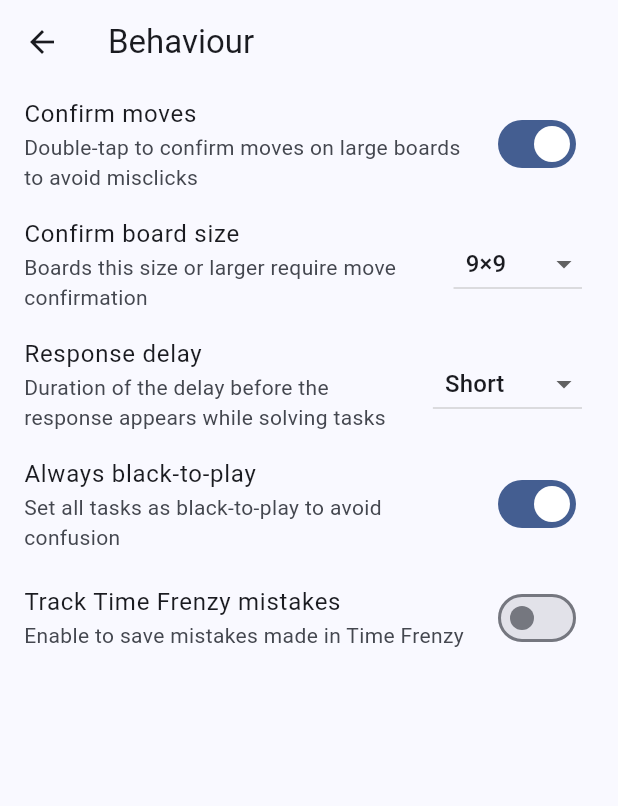
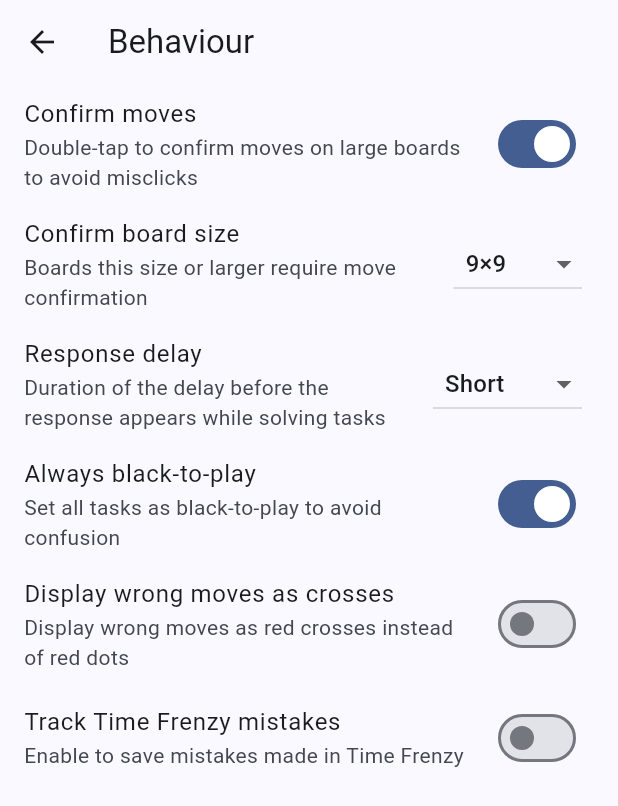
Before and after one commit to ale64bit/WeiqiHub, a Flutter app: the BehaviourSettingsPage screen opened by its route, on a phone screen of 412 x 824 dp. Shown: the top 806 px of the screen. Run offline on Flutter 3.47's test engine with Material 3 defaults, Android fonts, the phone set to English and light mode, and no system bars; our stand-ins replace device_info_plus, fast_immutable_collections, file_picker, flutter_slidable, package_info_plus, petitparser and 3 more; missing offline and left inert: animated_tree_view, extension_type_unions, flutter_soloud, sqlite3; accounts and stored records are empty; statements that could not run were skipped.

Commit message:
Option to show errors as crosses (solves tzumego issue on b/w devices) (#116)

```diff
--- a/lib/l10n/app_en.arb
+++ b/lib/l10n/app_en.arb
@@ -6,6 +6,8 @@
   "aiSensei": "AI Sensei",
   "alwaysBlackToPlay": "Always black-to-play",
   "alwaysBlackToPlayDesc": "Set all tasks as black-to-play to avoid confusion",
+  "showMoveErrorsAsCrosses": "Display wrong moves as crosses",
+  "showMoveErrorsAsCrossesDesc": "Display wrong moves as red crosses instead of red dots",
   "appearance": "Appearance",
   "autoCounting": "Auto counting",
   "autoMatch": "Auto-Match",
--- a/lib/l10n/app_es.arb
+++ b/lib/l10n/app_es.arb
@@ -6,6 +6,8 @@
   "aiSensei": "AI Sensei",
   "alwaysBlackToPlay": "Siempre juegan las negras",
   "alwaysBlackToPlayDesc": "Hace que en todos los problemas jueguen las negras para evitar confusión",
+  "showMoveErrorsAsCrosses": "Mostrar jugadas incorrectas como cruces",
+  "showMoveErrorsAsCrossesDesc": "Mostrar jugadas incorrectas como cruces rojas en lugar de puntos rojos",
   "appearance": "Apariencia",
   "autoCounting": "Conteo automático",
   "autoMatch": "Buscar partida",
--- a/lib/l10n/app_localizations.dart
+++ b/lib/l10n/app_localizations.dart
@@ -146,6 +146,18 @@ abstract class AppLocalizations {
   /// **'Set all tasks as black-to-play to avoid confusion'**
   String get alwaysBlackToPlayDesc;
 
+  /// No description provided for @showMoveErrorsAsCrosses.
+  ///
+  /// In en, this message translates to:
+  /// **'Display wrong moves as crosses'**
+  String get showMoveErrorsAsCrosses;
+
+  /// No description provided for @showMoveErrorsAsCrossesDesc.
+  ///
+  /// In en, this message translates to:
+  /// **'Display wrong moves as red crosses instead of red dots'**
+  String get showMoveErrorsAsCrossesDesc;
+
   /// No description provided for @appearance.
   ///
   /// In en, this message translates to:
--- a/lib/l10n/app_localizations_en.dart
+++ b/lib/l10n/app_localizations_en.dart
@@ -29,6 +29,13 @@ class AppLocalizationsEn extends AppLocalizations {
   @override
   String get alwaysBlackToPlayDesc =>
       'Set all tasks as black-to-play to avoid confusion';
+
+  @override
+  String get showMoveErrorsAsCrosses => 'Display wrong moves as crosses';
+
+  @override
+  String get showMoveErrorsAsCrossesDesc =>
+      'Display wrong moves as red crosses instead of red dots';
 
   @override
   String get appearance => 'Appearance';
--- a/lib/l10n/app_localizations_zh.dart
+++ b/lib/l10n/app_localizations_zh.dart
@@ -28,6 +28,12 @@ class AppLocalizationsZh extends AppLocalizations {
 
   @override
   String get alwaysBlackToPlayDesc => '永远执黑先行，防止混淆';
+
+  @override
+  String get showMoveErrorsAsCrosses => '显示错误着法为叉号';
+
+  @override
+  String get showMoveErrorsAsCrossesDesc => '将错误着法显示为红色叉号而非红色圆点';
 
   @override
   String get appearance => '外观';
--- a/lib/l10n/app_ro.arb
+++ b/lib/l10n/app_ro.arb
@@ -6,6 +6,8 @@
   "aiSensei": "AI Sensei",
   "alwaysBlackToPlay": "Întotdeauna negru la mutare",
   "alwaysBlackToPlayDesc": "Setează toate sarcinile ca fiind negru la mutare pentru a evita confuzia",
+  "showMoveErrorsAsCrosses": "Afișează mutările greșite ca cruci",
+  "showMoveErrorsAsCrossesDesc": "Afișează mutările greșite ca cruci roșii în loc de puncte roșii",
   "appearance": "Aspect",
   "autoCounting": "Numărare automată",
   "autoMatch": "Potrivire automată",
--- a/lib/l10n/app_ru.arb
+++ b/lib/l10n/app_ru.arb
@@ -6,6 +6,8 @@
   "aiSensei": "AI Sensei",
   "alwaysBlackToPlay": "Всегда ход чёрных",
   "alwaysBlackToPlayDesc": "Устанавливать все задачи как ход чёрных, чтобы избежать путаницы",
+  "showMoveErrorsAsCrosses": "Отображать неправильные ходы крестами",
+  "showMoveErrorsAsCrossesDesc": "Отображать неправильные ходы красными крестами вместо красных точек",
   "appearance": "Интерфейс",
   "autoCounting": "Автоподсчёт",
   "autoMatch": "Автоподбор",
--- a/lib/l10n/app_zh.arb
+++ b/lib/l10n/app_zh.arb
@@ -6,6 +6,8 @@
   "aiSensei": "AI Sensei",
   "alwaysBlackToPlay": "总是执黑先行",
   "alwaysBlackToPlayDesc": "永远执黑先行，防止混淆",
+  "showMoveErrorsAsCrosses": "显示错误着法为叉号",
+  "showMoveErrorsAsCrossesDesc": "将错误着法显示为红色叉号而非红色圆点",
   "appearance": "外观",
   "autoCounting": "自动点目",
   "autoMatch": "自动匹配",
--- a/lib/settings/behavior_settings_page.dart
+++ b/lib/settings/behavior_settings_page.dart
@@ -88,6 +88,17 @@ class _BehaviourSettingsPageState extends State<BehaviourSettingsPage> {
             ),
           ),
           ListTile(
+            title: Text(loc.showMoveErrorsAsCrosses),
+            subtitle: Text(loc.showMoveErrorsAsCrossesDesc),
+            trailing: Switch(
+              value: context.settings.showMoveErrorsAsCrosses,
+              onChanged: (value) {
+                context.settings.showMoveErrorsAsCrosses = value;
+                setState(() {});
+              },
+            ),
+          ),
+          ListTile(
             title: Text(loc.timeFrenzyMistakes),
             subtitle: Text(loc.timeFrenzyMistakesDesc),
             trailing: Switch(
--- a/lib/settings/settings.dart
+++ b/lib/settings/settings.dart
@@ -84,6 +84,13 @@ class Settings {
   set alwaysBlackToPlay(bool val) =>
       prefs.setBool('$_behaviourKeyPrefix.always_black_to_play', val);
 
+  bool get showMoveErrorsAsCrosses =>
+      prefs.getBool('$_behaviourKeyPrefix.show_move_errors_as_crosses') ??
+      false;
+
+  set showMoveErrorsAsCrosses(bool val) =>
+      prefs.setBool('$_behaviourKeyPrefix.show_move_errors_as_crosses', val);
+
   bool get trackTimeFrenzyMistakes =>
       prefs.getBool('$_behaviourKeyPrefix.track_time_frenzy_mistakes') ?? false;
 
```
Also changed, not shown: lib/l10n/app_localizations_es.dart (+8 -0 lines), lib/l10n/app_localizations_ro.dart (+7 -0 lines), lib/l10n/app_localizations_ru.dart (+7 -0 lines), lib/train/task_solving_state_mixin.dart (+7 -1 lines).
